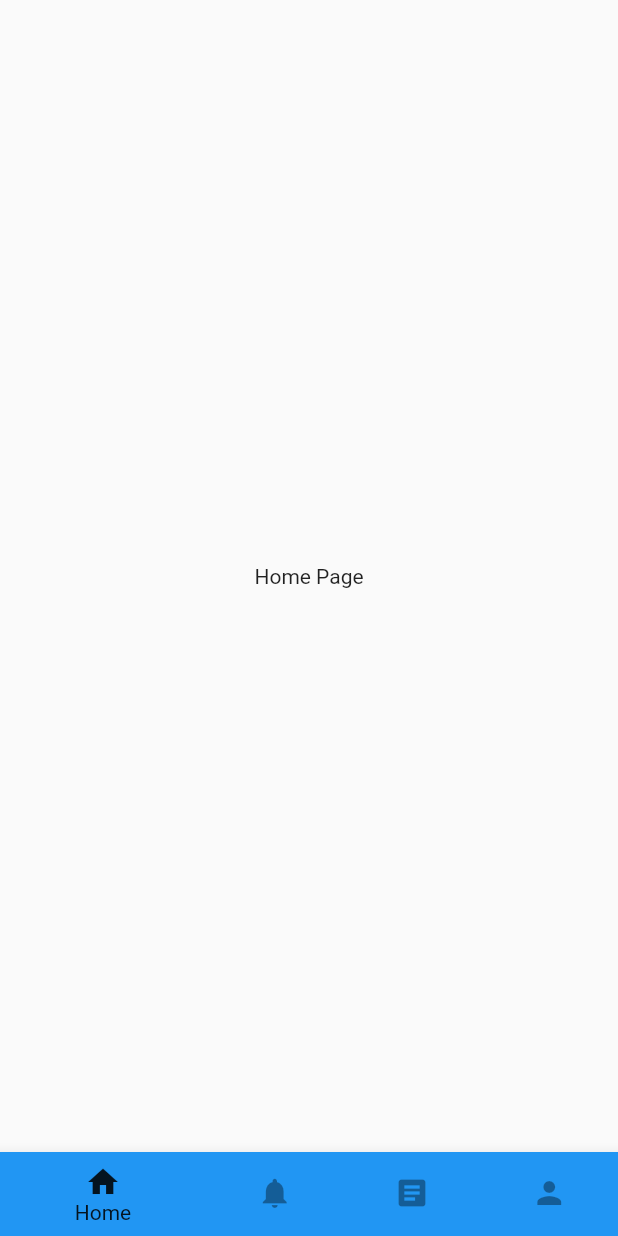
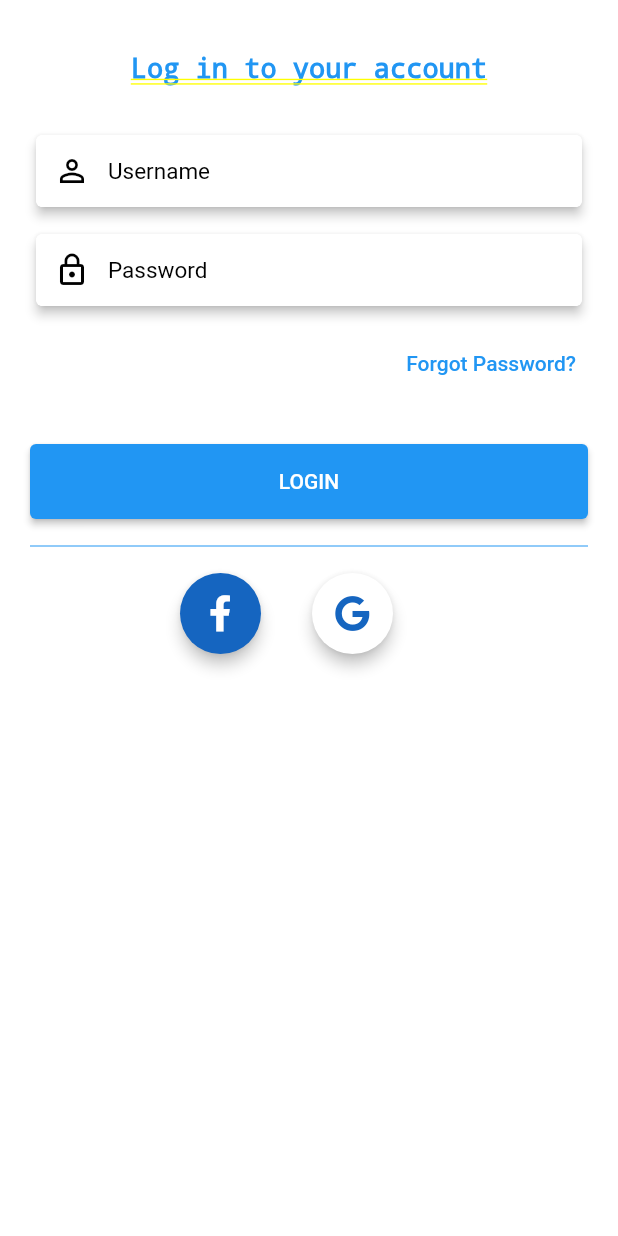
Before and after one commit to VoPhucTin/SWD392, a Flutter app: the screen it shows after launch, on a phone screen of 412 x 824 dp. Run offline on Flutter 3.47's test engine with Material 2 defaults, Android fonts, the phone set to English and light mode, and no system bars; our stand-ins replace font_awesome_flutter.

Commit message:
login screen

```diff
--- a/lib/Nav_bar/main_page.dart
+++ b/lib/Nav_bar/main_page.dart
@@ -34,7 +34,7 @@ class _MainPageState extends State<MainPage> {
                 backgroundColor: Colors.blue),
             BottomNavigationBarItem(
                 icon: Icon(Icons.notifications),
-                label: 'Club',
+                label: 'Notification',
                 backgroundColor: Colors.red),
             BottomNavigationBarItem(
                 icon: Icon(Icons.article),
--- /dev/null
+++ b/lib/login.dart
@@ -0,0 +1,212 @@
+import 'package:flutter/material.dart';
+import 'package:font_awesome_flutter/font_awesome_flutter.dart';
+import 'package:swd_project/Nav_bar/main_page.dart';
+import 'package:swd_project/main.dart';
+
+class LoginScreen extends StatefulWidget {
+  @override
+  _LoginScreenState createState() => _LoginScreenState();
+}
+
+class _LoginScreenState extends State<LoginScreen> {
+  final TextEditingController _usernameControl = new TextEditingController();
+  final TextEditingController _passwordControl = new TextEditingController();
+
+  @override
+  Widget build(BuildContext context) {
+    return Padding(
+      padding: EdgeInsets.fromLTRB(20.0, 0, 20, 0),
+      child: ListView(
+        shrinkWrap: true,
+        children: <Widget>[
+          SizedBox(height: 10.0),
+          Container(
+            alignment: Alignment.center,
+            margin: EdgeInsets.only(
+              top: 25.0,
+            ),
+            child: Text(
+              "Log in to your account",
+              style: TextStyle(
+                fontSize: 18.0,
+                fontWeight: FontWeight.w700,
+                color: Theme.of(context).accentColor,
+              ),
+            ),
+          ),
+          SizedBox(height: 30.0),
+          Card(
+            elevation: 3.0,
+            child: Container(
+              decoration: BoxDecoration(
+                color: Colors.white,
+                borderRadius: BorderRadius.all(
+                  Radius.circular(5.0),
+                ),
+              ),
+              child: TextField(
+                style: TextStyle(
+                  fontSize: 15.0,
+                  color: Colors.black,
+                ),
+                decoration: InputDecoration(
+                  contentPadding: EdgeInsets.all(10.0),
+                  border: OutlineInputBorder(
+                    borderRadius: BorderRadius.circular(5.0),
+                    borderSide: BorderSide(
+                      color: Colors.white,
+                    ),
+                  ),
+                  enabledBorder: OutlineInputBorder(
+                    borderSide: BorderSide(
+                      color: Colors.white,
+                    ),
+                    borderRadius: BorderRadius.circular(5.0),
+                  ),
+                  hintText: "Username",
+                  hintStyle: TextStyle(
+                    fontSize: 15.0,
+                    color: Colors.black,
+                  ),
+                  prefixIcon: Icon(
+                    Icons.perm_identity,
+                    color: Colors.black,
+                  ),
+                ),
+                maxLines: 1,
+                controller: _usernameControl,
+              ),
+            ),
+          ),
+          SizedBox(height: 10.0),
+          Card(
+            elevation: 3.0,
+            child: Container(
+              decoration: BoxDecoration(
+                color: Colors.white,
+                borderRadius: BorderRadius.all(
+                  Radius.circular(5.0),
+                ),
+              ),
+              child: TextField(
+                style: TextStyle(
+                  fontSize: 15.0,
+                  color: Colors.black,
+                ),
+                decoration: InputDecoration(
+                  contentPadding: EdgeInsets.all(10.0),
+                  border: OutlineInputBorder(
+                    borderRadius: BorderRadius.circular(5.0),
+                    borderSide: BorderSide(
+                      color: Colors.white,
+                    ),
+                  ),
+                  enabledBorder: OutlineInputBorder(
+                    borderSide: BorderSide(
+                      color: Colors.white,
+                    ),
+                    borderRadius: BorderRadius.circular(5.0),
+                  ),
+                  hintText: "Password",
+                  prefixIcon: Icon(
+                    Icons.lock_outline,
+                    color: Colors.black,
+                  ),
+                  hintStyle: TextStyle(
+                    fontSize: 15.0,
+                    color: Colors.black,
+                  ),
+                ),
+                obscureText: true,
+                maxLines: 1,
+                controller: _passwordControl,
+              ),
+            ),
+          ),
+          SizedBox(height: 10.0),
+          Container(
+            alignment: Alignment.centerRight,
+            child: TextButton(
+              child: Text(
+                "Forgot Password?",
+                style: TextStyle(
+                  fontSize: 14.0,
+                  fontWeight: FontWeight.w500,
+                  color: Theme.of(context).accentColor,
+                ),
+              ),
+              onPressed: () {},
+            ),
+          ),
+          SizedBox(height: 30.0),
+          Container(
+            height: 50.0,
+            child: ElevatedButton(
+              child: Text(
+                "LOGIN".toUpperCase(),
+                style: TextStyle(
+                  color: Colors.white,
+                ),
+              ),
+              onPressed: () {
+                Navigator.of(context).push(
+                  MaterialPageRoute(
+                    builder: (BuildContext context) {
+                      return MainPage();
+                    },
+                  ),
+                );
+              },
+              style: ElevatedButton.styleFrom(
+                primary: Theme.of(context).accentColor,
+              ),
+            ),
+          ),
+          SizedBox(height: 10.0),
+          Divider(
+            color: Theme.of(context).accentColor,
+          ),
+          SizedBox(height: 10.0),
+          Center(
+            child: Container(
+              width: MediaQuery.of(context).size.width / 2,
+              child: Row(
+                children: <Widget>[
+                  RawMaterialButton(
+                    onPressed: () {},
+                    fillColor: Colors.blue[800],
+                    shape: CircleBorder(),
+                    elevation: 4.0,
+                    child: Padding(
+                      padding: EdgeInsets.all(15),
+                      child: Icon(
+                        FontAwesomeIcons.facebookF,
+                        color: Colors.white,
+//              size: 24.0,
+                      ),
+                    ),
+                  ),
+                  RawMaterialButton(
+                    onPressed: () {},
+                    fillColor: Colors.white,
+                    shape: CircleBorder(),
+                    elevation: 4.0,
+                    child: Padding(
+                      padding: EdgeInsets.all(15),
+                      child: Icon(
+                        FontAwesomeIcons.google,
+                        color: Colors.blue[800],
+//              size: 24.0,
+                      ),
+                    ),
+                  ),
+                ],
+              ),
+            ),
+          ),
+          SizedBox(height: 20.0),
+        ],
+      ),
+    );
+  }
+}
--- a/lib/main.dart
+++ b/lib/main.dart
@@ -1,5 +1,6 @@
 import 'package:flutter/material.dart';
 import 'package:swd_project/Nav_bar/main_page.dart';
+import 'package:swd_project/login.dart';
 
 void main() {
   runApp(const MyApp());
@@ -25,7 +26,7 @@ class MyApp extends StatelessWidget {
         // is not restarted.
         primarySwatch: Colors.blue,
       ),
-      home: MainPage(),
+      home: LoginScreen(),
     );
   }
 }
```
Also changed, not shown: pubspec.yaml (+3 -4 lines), pubspec.lock, 1 other file.
